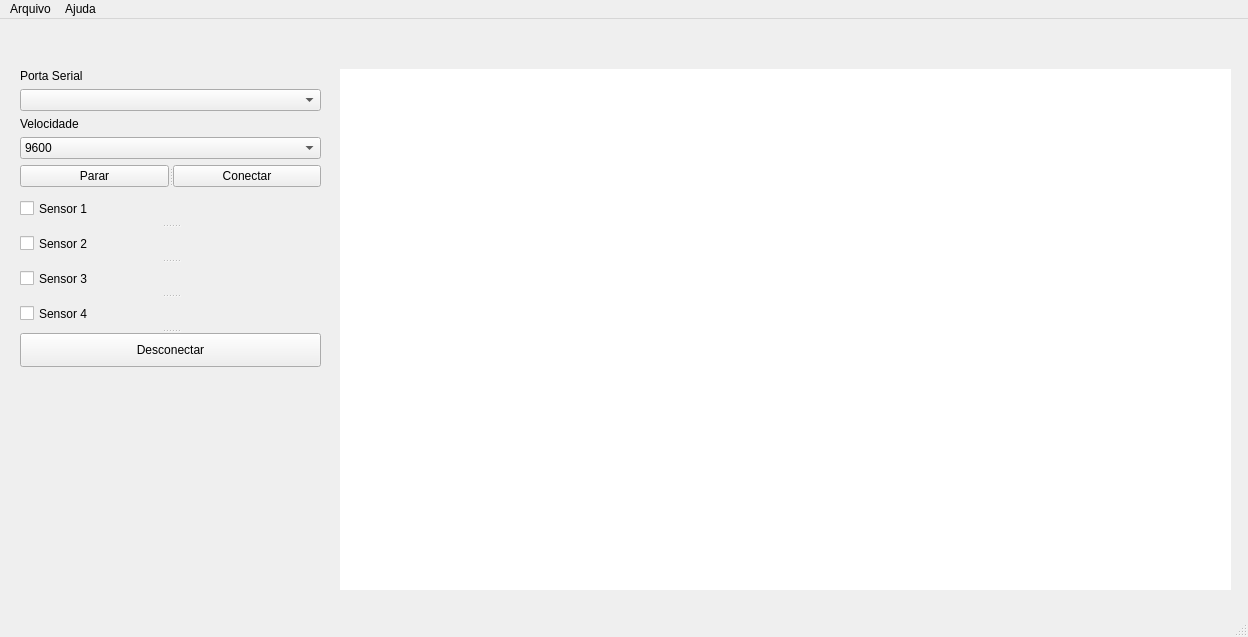
argolomb/aq_dados, file heat_flow.ui: the form before one commit.
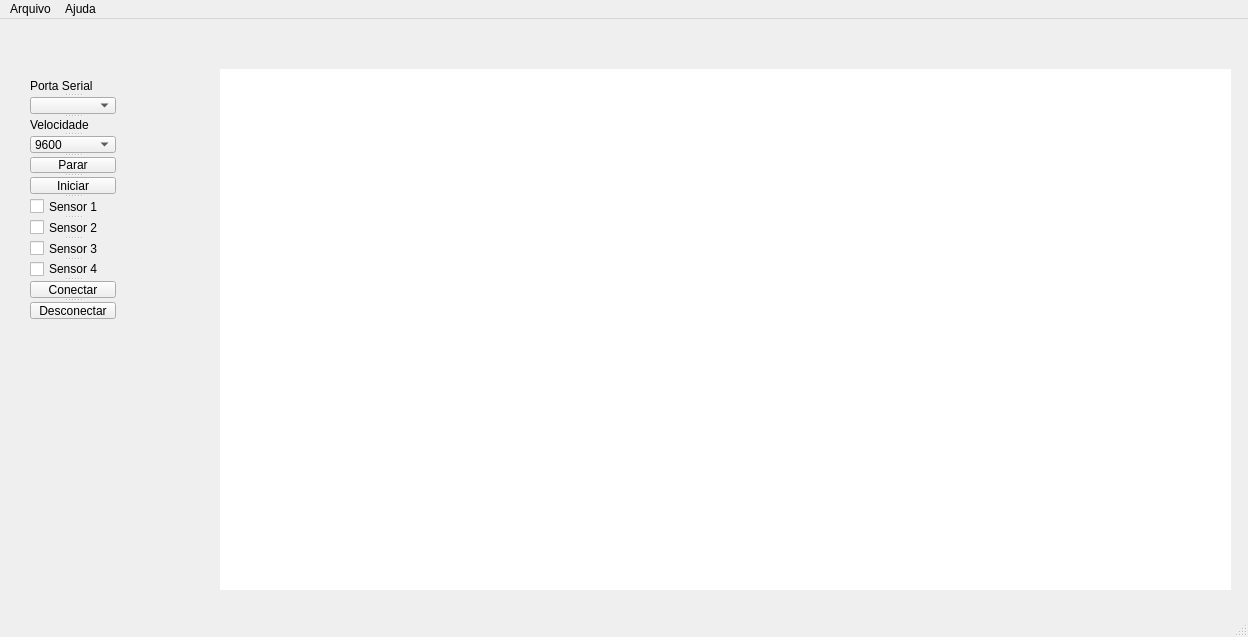
The form after the commit.

Patch:
```diff
--- a/heat_flow.ui
+++ b/heat_flow.ui
@@ -17,9 +17,9 @@
    <widget class="QWidget" name="temp_chart" native="true">
     <property name="geometry">
      <rect>
-      <x>340</x>
+      <x>220</x>
       <y>50</y>
-      <width>891</width>
+      <width>1011</width>
       <height>521</height>
      </rect>
     </property>
@@ -30,34 +30,29 @@
      <string notr="true">background-color: rgb(255, 255, 255);</string>
     </property>
    </widget>
-   <widget class="QWidget" name="layoutWidget">
+   <widget class="QSplitter" name="splitter">
     <property name="geometry">
      <rect>
-      <x>20</x>
-      <y>50</y>
-      <width>301</width>
-      <height>298</height>
+      <x>30</x>
+      <y>60</y>
+      <width>86</width>
+      <height>240</height>
      </rect>
     </property>
-    <layout class="QVBoxLayout" name="verticalLayout">
-     <item>
+    <property name="orientation">
+     <enum>Qt::Vertical</enum>
+    </property>
       <widget class="QLabel" name="label">
        <property name="text">
         <string>Porta Serial</string>
        </property>
       </widget>
-     </item>
-     <item>
       <widget class="QComboBox" name="ports_comboBox"/>
-     </item>
-     <item>
       <widget class="QLabel" name="label_2">
        <property name="text">
         <string>Velocidade</string>
        </property>
       </widget>
-     </item>
-     <item>
       <widget class="QComboBox" name="speed_comboBox">
        <item>
         <property name="text">
@@ -85,29 +80,16 @@
         </property>
        </item>
       </widget>
-     </item>
-     <item>
-      <widget class="QSplitter" name="splitter_2">
-       <property name="orientation">
-        <enum>Qt::Horizontal</enum>
-       </property>
        <widget class="QPushButton" name="btn_parar">
         <property name="text">
          <string>Parar</string>
         </property>
        </widget>
-       <widget class="QPushButton" name="btn_conectar">
+    <widget class="QPushButton" name="btn_iniciar">
         <property name="text">
-         <string>Conectar</string>
-        </property>
-       </widget>
-      </widget>
-     </item>
-     <item>
-      <widget class="QSplitter" name="splitter">
-       <property name="orientation">
-        <enum>Qt::Vertical</enum>
-       </property>
+      <string>Iniciar</string>
+     </property>
+    </widget>
        <widget class="QCheckBox" name="chkb_sensor_1">
         <property name="text">
          <string>Sensor 1</string>
@@ -128,15 +110,17 @@
          <string>Sensor 4</string>
         </property>
        </widget>
+    <widget class="QPushButton" name="btn_conectar">
+     <property name="text">
+      <string>Conectar</string>
+     </property>
+    </widget>
        <widget class="QPushButton" name="btn_desconectar">
         <property name="text">
          <string>Desconectar</string>
         </property>
        </widget>
       </widget>
-     </item>
-    </layout>
-   </widget>
    <zorder>layoutWidget</zorder>
    <zorder>temp_chart</zorder>
   </widget>
```
Left out of the diff: 10 changed lines with no effect on the pictures. Lines whose indentation alone changed are shown as unchanged.
